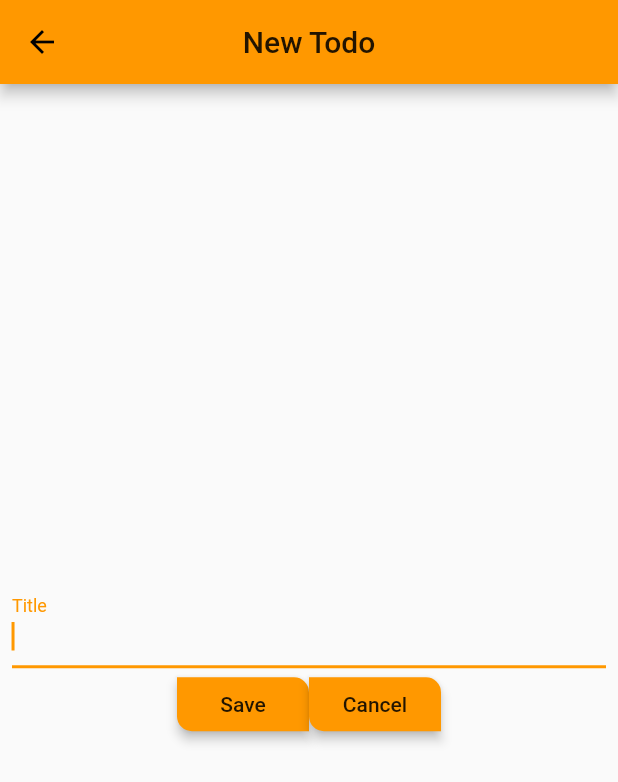
After one commit to jpoh281/todoList, a Flutter app: the screen it shows after launch, after a tap on the "add" icon, on a phone screen of 412 x 824 dp. The commit adds this screen. Shown: the top 782 px of the screen. Run offline on Flutter 3.47's test engine with Material 2 defaults, Android fonts, the phone set to English and light mode, and no system bars.

Commit message:
2020-01-12 We'll do Project 3일차 todo_main & todo_create_update 오늘자 목표 완

```diff
--- a/lib/main.dart
+++ b/lib/main.dart
@@ -1,6 +1,6 @@
 import 'package:flutter/material.dart';
 import 'package:todolist_jpoh/main_page.dart';
-import 'package:todolist_jpoh/screeans/checklist_page.dart';
+import 'package:todolist_jpoh/screeans/todo_main.dart';
 
 void main() => runApp(Main());
 
--- a/lib/main_page.dart
+++ b/lib/main_page.dart
@@ -1,5 +1,5 @@
 import 'package:flutter/material.dart';
-import 'package:todolist_jpoh/screeans/checklist_page.dart';
+import 'package:todolist_jpoh/screeans/todo_main.dart';
 
 class MainPage extends StatefulWidget {
   @override
@@ -9,7 +9,7 @@ class MainPage extends StatefulWidget {
 class _MainPageState extends State<MainPage> {
   int _selectedPageIndex = 0;
   static List<Widget> selectedPageList = <Widget>[
-    CheckListPage(),
+    ToDoMain(),
     Container(),
     Container(),
     Container(),
--- /dev/null
+++ b/lib/screeans/todo_create_update.dart
@@ -0,0 +1,88 @@
+import 'package:flutter/material.dart';
+import 'package:todolist_jpoh/model/todo.dart';
+
+class TodoCreateNUpdate extends StatefulWidget {
+  final Todo item;
+
+  const TodoCreateNUpdate({this.item});
+
+  @override
+  _TodoCreateNUpdateState createState() => _TodoCreateNUpdateState();
+}
+
+class _TodoCreateNUpdateState extends State<TodoCreateNUpdate> {
+  TextEditingController titleController;
+
+  @override
+  void initState() {
+    super.initState();
+    titleController = new TextEditingController(
+        text: widget.item != null ? widget.item.title : null);
+  }
+
+  @override
+  void dispose() {
+    // TODO: implement dispose
+    titleController.dispose();
+    super.dispose();
+  }
+
+  @override
+  Widget build(BuildContext context) {
+    return Scaffold(
+      appBar: AppBar(
+        title: Text(
+          widget.item != null ? 'Edit Todo' : 'New Todo',
+          key: Key('new-item-title'),
+        ),
+        centerTitle: true,
+      ),
+      body: Padding(
+        padding: const EdgeInsets.all(8.0),
+        child: Column(
+          mainAxisAlignment: MainAxisAlignment.center,
+          children: <Widget>[
+            TextFormField(
+              controller: titleController,
+              autofocus: true,
+              onEditingComplete: null,
+              decoration: InputDecoration(labelText: 'Title'),
+            ),
+            Row(
+              mainAxisAlignment: MainAxisAlignment.center,
+              children: <Widget>[
+                buildRaisedButton(context, 'Save'),
+                buildRaisedButton(context, 'Cancel'),
+              ],
+            )
+          ],
+        ),
+      ),
+    );
+  }
+
+  RaisedButton buildRaisedButton(BuildContext context, String title) {
+    return RaisedButton(
+      color: Theme.of(context).primaryColor,
+      child: Text(
+        title,
+        style: TextStyle(color: Theme.of(context).primaryTextTheme.title.color),
+      ),
+      elevation: 3.0,
+      shape: RoundedRectangleBorder(
+          borderRadius: BorderRadius.only(
+        bottomLeft: Radius.circular(10.0),
+        topRight: Radius.circular(10.0),
+      )),
+      onPressed: title == 'Save' ? () => submit() : () => cancel(),
+    );
+  }
+
+  void submit() {
+    Navigator.of(context).pop(titleController.text);
+  }
+
+  void cancel() {
+    Navigator.of(context).pop();
+  }
+}
--- /dev/null
+++ b/lib/screeans/todo_main.dart
@@ -0,0 +1,167 @@
+import 'package:flutter/cupertino.dart';
+import 'package:flutter/material.dart';
+import 'package:todolist_jpoh/model/todo.dart';
+import 'package:todolist_jpoh/screeans/todo_create_update.dart';
+
+class ToDoMain extends StatefulWidget {
+  @override
+  _ToDoMainState createState() => _ToDoMainState();
+}
+
+class _ToDoMainState extends State<ToDoMain> with TickerProviderStateMixin {
+  List<Todo> items = new List<Todo>();
+  final GlobalKey<AnimatedListState> animatedListKey =
+      GlobalKey<AnimatedListState>();
+  AnimationController emptyListController;
+
+  @override
+  void initState() {
+    emptyListController = AnimationController(
+      vsync: this,
+      duration: Duration(milliseconds: 200),
+    );
+
+    emptyListController.forward();
+    super.initState();
+  }
+
+  @override
+  void dispose() {
+    super.dispose();
+  }
+
+  @override
+  Widget build(BuildContext context) {
+    return Scaffold(
+      body: renderBody(),
+      floatingActionButton: FloatingActionButton(
+        onPressed: () => goToNewItemView(),
+        child: Icon(Icons.add),
+      ),
+    );
+  }
+
+  Widget renderBody() {
+    if (items.length > 0) {
+      return buildListView();
+    } else {
+      return emptyList();
+    }
+  }
+
+  Widget emptyList() {
+    return Center(
+      child: FadeTransition(
+        opacity: emptyListController,
+        child: Text('오늘은 어떤 계획이 있으신가요?'),
+      ),
+    );
+  }
+
+  Widget buildListView() {
+    return AnimatedList(
+        key: animatedListKey,
+        initialItemCount: items.length,
+        itemBuilder: (BuildContext context, int index, animation) {
+          return SizeTransition(
+            sizeFactor: animation,
+            child: buildItem(items[index], index),
+          );
+        });
+  }
+
+  Widget buildItem(Todo item, int index) {
+    return Dismissible(
+      key: Key('${item.hashCode}'),
+      onDismissed: (direction) => removeItemFromList(item, index),
+      background: Container(
+        color: Colors.grey,
+      ),
+      direction: DismissDirection.startToEnd,
+      child: buildListTile(item, index),
+    );
+  }
+
+  Widget buildListTile(item, index) {
+    return ListTile(
+      onTap: () => changeItemCompleteness(item),
+      onLongPress: () => goToEditItemView(item),
+      title: Text(
+        item.title,
+        key: Key('${item.hashCode}'),
+        style: TextStyle(
+          color: item.completed ? Colors.black87 : Colors.orangeAccent,
+          decoration: item.completed ? TextDecoration.lineThrough : null,
+        ),
+      ),
+      trailing: Icon(
+        item.completed ? Icons.check_box : Icons.check_box_outline_blank,
+        key: Key('completed-icon-$index'),
+      ),
+    );
+  }
+
+  void changeItemCompleteness(Todo item) {
+    setState(() {
+      item.completed = !item.completed;
+    });
+  }
+
+  void goToNewItemView() {
+//    여기서 우리는 새로운 관점을 네비게이터 스택에 밀어넣고 있다.
+//    MaterialPageRoute를 사용하면 왼쪽 상단 모서리에 있는 각 플랫폼에 대해
+//    자동으로 백 버튼이 표시되는 Material 앱의 표준 동작을 얻을 수 있다.
+    Navigator.of(context).push(MaterialPageRoute(builder: (context) {
+      return TodoCreateNUpdate();
+    })).then((title) {
+      if (title != null) {
+        addItem(Todo(title: title));
+      }
+    });
+  }
+
+  void addItem(Todo item) {
+    items.insert(items.length, item);
+    if (animatedListKey.currentState != null)
+      animatedListKey.currentState.insertItem(0);
+  }
+
+  void goToEditItemView(Todo item) {
+    Navigator.of(context).push(MaterialPageRoute(builder: (context) {
+      return TodoCreateNUpdate(
+        item: item,
+      );
+    })).then((title) {
+      if (title != null) {
+        editItem(item, title);
+      }
+    });
+  }
+
+  void editItem(Todo item, String title) {
+    item.title = title;
+  }
+
+  void removeItemFromList(Todo item, int index) {
+    animatedListKey.currentState.removeItem(index, (context, animation) {
+      return SizedBox(
+        width: 0,
+        height: 0,
+      );
+    });
+    deleteItem(item);
+  }
+
+  void deleteItem(Todo item) {
+    // 다트 오브젝트는 모두 고유한 해시코드로 인식되기때문에
+    // 우리는 항목 검색이 필요하지않다.
+    // 이것의 의미는 단지 제거 방식에 의해 필요하다?
+
+    items.remove(item);
+    if (items.isEmpty) {
+      emptyListController.reset();
+      setState(() {});
+      emptyListController.forward();
+    }
+  }
+}
```
Also changed, not shown: lib/screeans/checklist_page.dart (deleted, +0 -125 lines).
